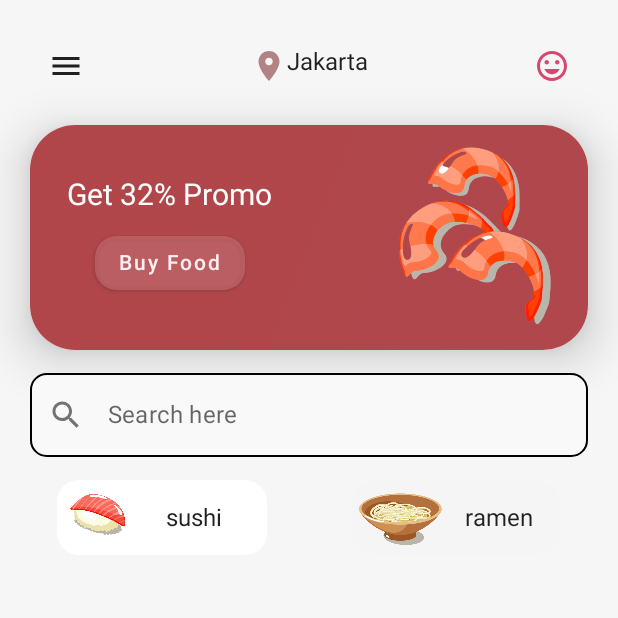
After one commit to mofe64/c9AndroidClasses, an Android app built with Jetpack Compose: the composable Home shown on its own in the app's theme, on a phone screen of 412 x 824 dp, the top half of it. The commit adds this screen. Run offline under Robolectric (Android 15) with nearby library versions, the phone set to English and light mode, and no system bars.

Commit message:
project update

```diff
--- /dev/null
+++ b/IntroToCompose/app/src/main/java/com/nubari/introtocompose/ui/Header.kt
@@ -0,0 +1,51 @@
+package com.nubari.introtocompose.ui
+
+import androidx.compose.foundation.layout.Arrangement
+import androidx.compose.foundation.layout.Row
+import androidx.compose.foundation.layout.fillMaxWidth
+import androidx.compose.material.Icon
+import androidx.compose.material.IconButton
+import androidx.compose.material.Text
+import androidx.compose.runtime.Composable
+import androidx.compose.ui.Alignment
+import androidx.compose.ui.Modifier
+import androidx.compose.ui.res.painterResource
+import com.nubari.introtocompose.R
+import com.nubari.introtocompose.ui.theme.locationColor
+import com.nubari.introtocompose.ui.theme.peachColor
+
+@Composable
+fun Header(
+    headerText: String,
+    modifier: Modifier
+) {
+    Row(
+        modifier = modifier,
+        horizontalArrangement = Arrangement.SpaceBetween,
+        verticalAlignment = Alignment.CenterVertically
+    ) {
+        IconButton(onClick = { /*TODO*/ }) {
+            Icon(
+                painter = painterResource(
+                    id = R.drawable.ic_baseline_menu_24
+                ),
+                contentDescription = ""
+            )
+        }
+        Row() {
+            Icon(
+                painter = painterResource(id = R.drawable.location),
+                contentDescription = "",
+                tint = locationColor
+            )
+            Text(text = headerText)
+        }
+        IconButton(onClick = { /*TODO*/ }) {
+            Icon(
+                painter = painterResource(id = R.drawable.ic_baseline_tag_faces_24),
+                contentDescription = "",
+                tint = peachColor
+            )
+        }
+    }
+}
--- /dev/null
+++ b/IntroToCompose/app/src/main/java/com/nubari/introtocompose/ui/Home.kt
@@ -0,0 +1,90 @@
+package com.nubari.introtocompose.ui
+
+import androidx.compose.foundation.background
+import androidx.compose.foundation.border
+import androidx.compose.foundation.layout.*
+import androidx.compose.foundation.shape.RoundedCornerShape
+import androidx.compose.material.Icon
+import androidx.compose.material.IconButton
+import androidx.compose.material.Text
+import androidx.compose.material.TextField
+import androidx.compose.runtime.Composable
+import androidx.compose.runtime.mutableStateOf
+import androidx.compose.runtime.remember
+import androidx.compose.ui.Modifier
+import androidx.compose.ui.draw.clip
+import androidx.compose.ui.graphics.Color
+import androidx.compose.ui.res.painterResource
+import androidx.compose.ui.tooling.preview.Preview
+import androidx.compose.ui.unit.dp
+import com.nubari.introtocompose.Login
+import com.nubari.introtocompose.ui.theme.backgroundColor
+import com.nubari.introtocompose.R
+import com.nubari.introtocompose.ui.theme.locationColor
+import com.nubari.introtocompose.ui.theme.peachColor
+
+@Composable
+fun Home() {
+    val search = remember { mutableStateOf("") }
+    Column(
+        modifier = Modifier
+            .fillMaxSize()
+            .background(backgroundColor)
+            .padding(20.dp)
+    ) {
+        Header(
+            headerText = "Jakarta",
+            modifier = Modifier.fillMaxWidth()
+        )
+        Spacer(modifier = Modifier.height(15.dp))
+        PromoCard(
+            modifier = Modifier
+                .fillMaxWidth()
+                .height(150.dp),
+            promoPercentage = 32
+        )
+        Spacer(modifier = Modifier.height(15.dp))
+        TextField(
+            value = search.value,
+            onValueChange = { newValue ->
+                search.value = newValue
+            },
+            modifier = Modifier
+                .fillMaxWidth()
+                .border(
+                    width = 1.dp,
+                    color = Color.Black,
+                    shape = RoundedCornerShape(20)
+                ),
+            placeholder = { Text(text = "Search here") },
+            shape = RoundedCornerShape(20),
+            colors = androidx.compose.material.TextFieldDefaults.textFieldColors(
+                backgroundColor = Color(0xfff9f9f9),
+                focusedIndicatorColor = Color.Transparent,
+                unfocusedIndicatorColor = Color.Transparent
+            ),
+            leadingIcon = {
+                Icon(
+                    painter = painterResource(id = R.drawable.ic_baseline_search_24),
+                    contentDescription = "",
+                )
+            }
+        )
+        Spacer(modifier = Modifier.height(15.dp))
+        Row(
+            modifier = Modifier.fillMaxWidth(),
+            horizontalArrangement = Arrangement.SpaceEvenly
+        ) {
+            MealTab(meal = "sushi",active = true)
+            Spacer(modifier = Modifier.width(20.dp))
+            MealTab(meal = "ramen")
+        }
+    }
+}
+
+
+@Preview(showBackground = true)
+@Composable
+fun PreviewHome() {
+    Home()
+}
--- /dev/null
+++ b/IntroToCompose/app/src/main/java/com/nubari/introtocompose/ui/MealTab.kt
@@ -0,0 +1,54 @@
+package com.nubari.introtocompose.ui
+
+import androidx.compose.foundation.Image
+import androidx.compose.foundation.background
+import androidx.compose.foundation.layout.*
+import androidx.compose.foundation.shape.RoundedCornerShape
+import androidx.compose.material.Card
+import androidx.compose.material.Text
+import androidx.compose.runtime.Composable
+import androidx.compose.ui.Alignment
+import androidx.compose.ui.Modifier
+import androidx.compose.ui.graphics.Color
+import androidx.compose.ui.res.painterResource
+import androidx.compose.ui.unit.dp
+import com.nubari.introtocompose.R
+
+@Composable
+fun MealTab(
+    meal: String = "sushi",
+    active: Boolean = false
+) {
+    Card(
+        modifier = Modifier
+            .width(140.dp)
+            .height(50.dp),
+        shape = RoundedCornerShape(30)
+    ) {
+        Row(
+            modifier = Modifier
+                .fillMaxWidth()
+                .background(
+                    if (active) {
+                        Color.White
+                    } else {
+                        Color(0xFFf5f5f5)
+                    }
+                ),
+            verticalAlignment = Alignment.CenterVertically,
+        ) {
+            Image(
+                painter = painterResource(
+                    id = if (meal == "sushi") {
+                        R.drawable.sushsi
+                    } else {
+                        R.drawable.ramen
+                    }
+                ),
+                contentDescription = ""
+            )
+            Spacer(modifier = Modifier.width(10.dp))
+            Text(text = meal)
+        }
+    }
+}
--- /dev/null
+++ b/IntroToCompose/app/src/main/java/com/nubari/introtocompose/ui/PromoCard.kt
@@ -0,0 +1,77 @@
+package com.nubari.introtocompose.ui
+
+import androidx.compose.foundation.Image
+import androidx.compose.foundation.background
+import androidx.compose.foundation.layout.*
+import androidx.compose.foundation.shape.RoundedCornerShape
+import androidx.compose.material.Button
+import androidx.compose.material.ButtonDefaults
+import androidx.compose.material.Card
+import androidx.compose.material.Text
+import androidx.compose.runtime.Composable
+import androidx.compose.ui.Alignment
+import androidx.compose.ui.Modifier
+import androidx.compose.ui.graphics.Brush
+import androidx.compose.ui.graphics.Color
+import androidx.compose.ui.res.painterResource
+import androidx.compose.ui.unit.dp
+import androidx.compose.ui.unit.sp
+import com.nubari.introtocompose.R
+import com.nubari.introtocompose.ui.theme.promoColor1
+import com.nubari.introtocompose.ui.theme.promoColor2
+
+
+@Composable
+fun PromoCard(
+    modifier: Modifier,
+    promoPercentage: Int = 10
+) {
+    Card(
+        shape = RoundedCornerShape(20),
+        modifier = modifier,
+        elevation = 20.dp
+    ) {
+        Row(
+            modifier = Modifier
+                .fillMaxWidth()
+                .background(
+                    brush = Brush.linearGradient(
+                        colors = listOf(promoColor1, promoColor2)
+                    )
+                ),
+            verticalAlignment = Alignment.CenterVertically,
+            horizontalArrangement = Arrangement.SpaceBetween
+
+        ) {
+            Column(
+                modifier = Modifier
+                    .fillMaxHeight()
+                    .fillMaxWidth(.5f),
+                verticalArrangement = Arrangement.Center,
+                horizontalAlignment = Alignment.CenterHorizontally
+            ) {
+                Text(
+                    text = "Get $promoPercentage% Promo",
+                    color = Color.White,
+                    fontSize = 20.sp
+                )
+                Spacer(modifier = Modifier.height(10.dp))
+                Button(
+                    onClick = { /*TODO*/ },
+                    shape = RoundedCornerShape(40),
+                    colors = ButtonDefaults.buttonColors(
+                        contentColor = Color(0XFFffedf0),
+                        backgroundColor = Color(0Xffbe6467)
+                            .copy(alpha = 0.8f)
+                    )
+                ) {
+                    Text(text = "Buy Food")
+                }
+            }
+            Image(
+                painter = painterResource(id = R.drawable.prawn),
+                contentDescription = ""
+            )
+        }
+    }
+}
--- a/IntroToCompose/app/src/main/java/com/nubari/introtocompose/ui/theme/Color.kt
+++ b/IntroToCompose/app/src/main/java/com/nubari/introtocompose/ui/theme/Color.kt
@@ -6,3 +6,8 @@ val Purple200 = Color(0xFFBB86FC)
 val Purple500 = Color(0xFF6200EE)
 val Purple700 = Color(0xFF3700B3)
 val Teal200 = Color(0xFF03DAC5)
+val backgroundColor = Color(0xFFf6f6f6)
+val locationColor = Color(0xFFb38284)
+val peachColor = Color(0xFFd5486f)
+val promoColor1 = Color(0xFFb1464a)
+val promoColor2 = Color(0xFFaf474c)
--- /dev/null
+++ b/IntroToCompose/app/src/main/res/drawable/ic_baseline_menu_24.xml
@@ -0,0 +1,10 @@
+<vector xmlns:android="http://schemas.android.com/apk/res/android"
+    android:width="24dp"
+    android:height="24dp"
+    android:viewportWidth="24"
+    android:viewportHeight="24"
+    android:tint="?attr/colorControlNormal">
+  <path
+      android:fillColor="@android:color/white"
+      android:pathData="M3,18h18v-2L3,16v2zM3,13h18v-2L3,11v2zM3,6v2h18L21,6L3,6z"/>
+</vector>
--- /dev/null
+++ b/IntroToCompose/app/src/main/res/drawable/ic_baseline_search_24.xml
@@ -0,0 +1,10 @@
+<vector xmlns:android="http://schemas.android.com/apk/res/android"
+    android:width="24dp"
+    android:height="24dp"
+    android:viewportWidth="24"
+    android:viewportHeight="24"
+    android:tint="?attr/colorControlNormal">
+  <path
+      android:fillColor="@android:color/white"
+      android:pathData="M15.5,14h-0.79l-0.28,-0.27C15.41,12.59 16,11.11 16,9.5 16,5.91 13.09,3 9.5,3S3,5.91 3,9.5 5.91,16 9.5,16c1.61,0 3.09,-0.59 4.23,-1.57l0.27,0.28v0.79l5,4.99L20.49,19l-4.99,-5zM9.5,14C7.01,14 5,11.99 5,9.5S7.01,5 9.5,5 14,7.01 14,9.5 11.99,14 9.5,14z"/>
+</vector>
--- /dev/null
+++ b/IntroToCompose/app/src/main/res/drawable/ic_baseline_tag_faces_24.xml
@@ -0,0 +1,10 @@
+<vector xmlns:android="http://schemas.android.com/apk/res/android"
+    android:width="24dp"
+    android:height="24dp"
+    android:viewportWidth="24"
+    android:viewportHeight="24"
+    android:tint="?attr/colorControlNormal">
+  <path
+      android:fillColor="@android:color/white"
+      android:pathData="M11.99,2C6.47,2 2,6.48 2,12s4.47,10 9.99,10C17.52,22 22,17.52 22,12S17.52,2 11.99,2zM12,20c-4.42,0 -8,-3.58 -8,-8s3.58,-8 8,-8 8,3.58 8,8 -3.58,8 -8,8zM15.5,11c0.83,0 1.5,-0.67 1.5,-1.5S16.33,8 15.5,8 14,8.67 14,9.5s0.67,1.5 1.5,1.5zM8.5,11c0.83,0 1.5,-0.67 1.5,-1.5S9.33,8 8.5,8 7,8.67 7,9.5 7.67,11 8.5,11zM12,17.5c2.33,0 4.31,-1.46 5.11,-3.5L6.89,14c0.8,2.04 2.78,3.5 5.11,3.5z"/>
+</vector>
--- /dev/null
+++ b/IntroToCompose/app/src/main/res/drawable/location.xml
@@ -0,0 +1,10 @@
+<vector xmlns:android="http://schemas.android.com/apk/res/android"
+    android:width="24dp"
+    android:height="24dp"
+    android:viewportWidth="24"
+    android:viewportHeight="24"
+    android:tint="?attr/colorControlNormal">
+  <path
+      android:fillColor="@android:color/white"
+      android:pathData="M12,2C8.13,2 5,5.13 5,9c0,5.25 7,13 7,13s7,-7.75 7,-13c0,-3.87 -3.13,-7 -7,-7zM12,11.5c-1.38,0 -2.5,-1.12 -2.5,-2.5s1.12,-2.5 2.5,-2.5 2.5,1.12 2.5,2.5 -1.12,2.5 -2.5,2.5z"/>
+</vector>
```
Also changed, not shown: IntroToCompose/app/src/main/res/drawable/prawn.png (added), IntroToCompose/app/src/main/res/drawable/ramen.png (added), IntroToCompose/app/src/main/res/drawable/sushsi.png (added).
